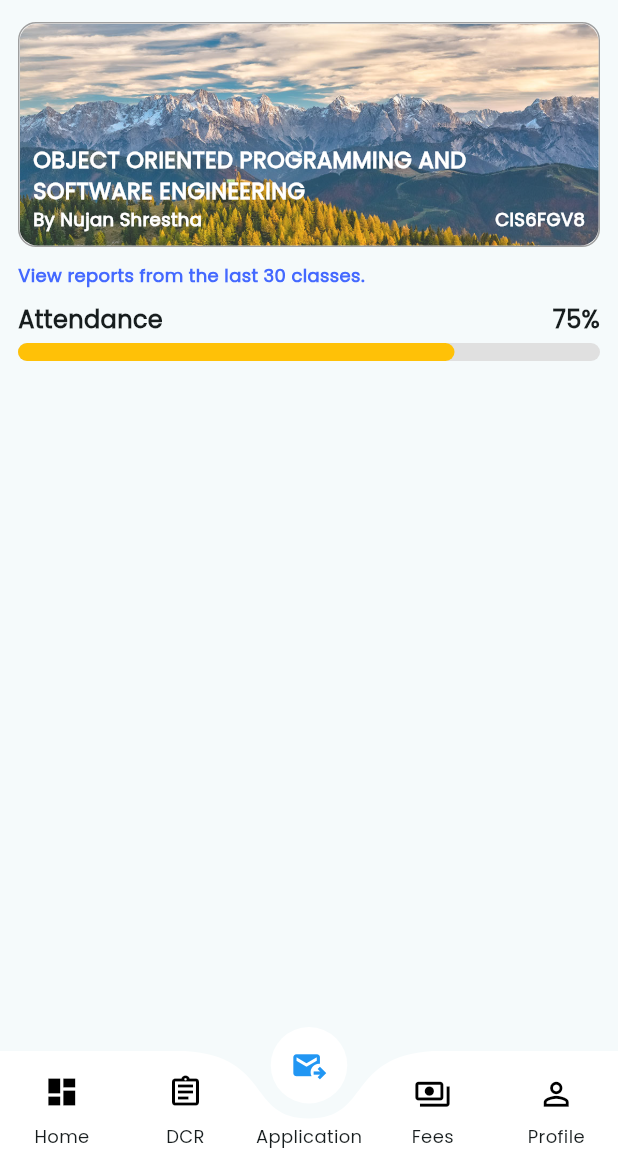
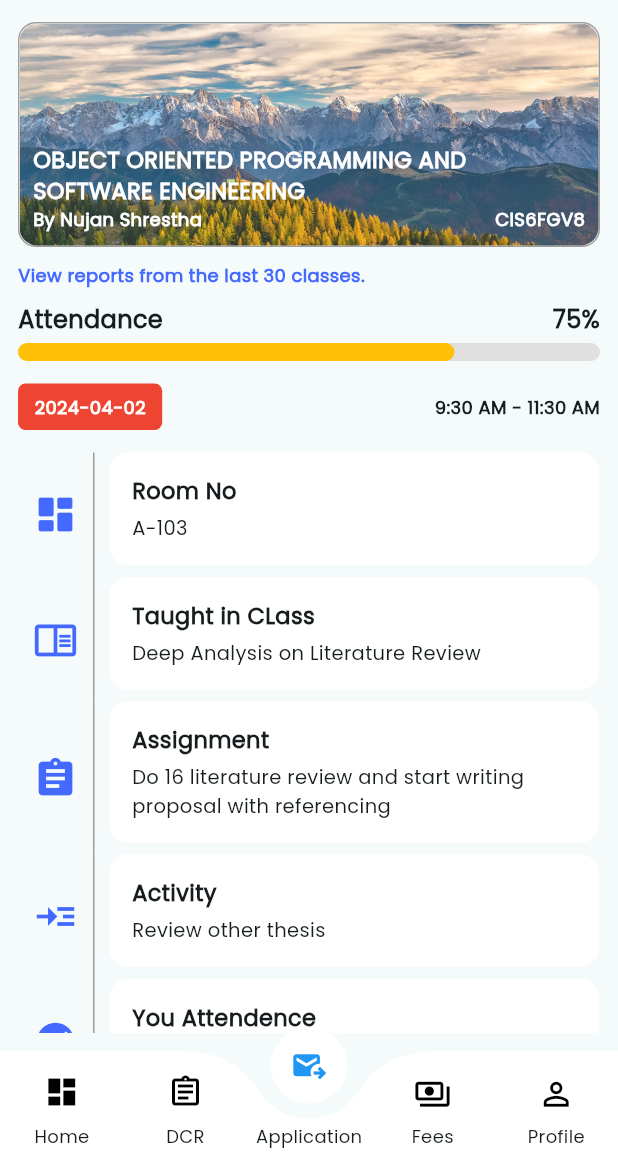
Before and after one commit to charitraa/CollegeApp, a Flutter app: the screen it shows after launch, on a phone screen of 412 x 824 dp, the part 80-1236 px from its top. Run offline on Flutter 3.47's test engine with Material 3 defaults, Android fonts, the phone set to English and light mode, and no system bars; drawn by our look-alikes of curved_labeled_navigation_bar; our stand-ins replace another_flushbar, loading_indicator, logger, shared_preferences.

Commit message:
completed DCR

```diff
--- a/lib/screen/student/daily_class_report/reports/reports.dart
+++ b/lib/screen/student/daily_class_report/reports/reports.dart
@@ -1,4 +1,5 @@
 import 'package:flutter/material.dart';
+import 'package:lbef/screen/student/daily_class_report/reports/stacked_reports.dart';
 import 'package:lbef/screen/student/daily_class_report/widgets/attendence_bar.dart';
 import 'package:lbef/screen/student/daily_class_report/widgets/individual_card_head.dart';
 
@@ -46,6 +47,7 @@ class _ReportsState extends State<Reports> {
       body: Container(
         width: size.width,
         padding: const EdgeInsets.all(12.0),
+        child: SingleChildScrollView(
           child: Column(
             children: [
               const IndividualCardHead(
@@ -72,7 +74,16 @@ class _ReportsState extends State<Reports> {
                 height: 10,
               ),
               const AttendanceBar(percentage: 75),
+              const SizedBox(
+                height: 15,
+              ),
+              StackedReports(),
+              const SizedBox(
+                height: 15,
+              ),
+              StackedReports(),
             ],
+          ),
         ),
       ),
     );
--- /dev/null
+++ b/lib/screen/student/daily_class_report/reports/stacked_reports.dart
@@ -0,0 +1,61 @@
+import 'package:flutter/material.dart';
+import 'package:lbef/screen/student/daily_class_report/widgets/report_detail.dart';
+
+
+class StackedReports extends StatefulWidget {
+  const StackedReports({super.key});
+
+  @override
+  State<StackedReports> createState() => _StackedReportsState();
+}
+
+class _StackedReportsState extends State<StackedReports> {
+  @override
+  Widget build(BuildContext context) {
+    final size = MediaQuery.of(context).size;
+    return Column(
+      children: [
+        Row(
+          mainAxisAlignment: MainAxisAlignment.spaceBetween,
+          crossAxisAlignment: CrossAxisAlignment.center,
+          children: [
+            Container(
+              padding: const EdgeInsets.symmetric(horizontal: 10, vertical: 6),
+              decoration: BoxDecoration(
+                color: Color(0xffEE4432),
+                borderRadius: BorderRadius.circular(5),
+                border: Border.all(color: Colors.transparent),
+              ),
+              child: const Text(
+                "2024-04-02",
+                style: TextStyle(
+                    color: Colors.white,
+                    fontSize: 12,
+                    fontWeight: FontWeight.bold),
+              ),
+            ),
+            const Text(
+              "9:30 AM - 11:30 AM",
+              style: TextStyle(fontSize: 12, fontWeight: FontWeight.bold),
+            ),
+          ],
+        ),
+        const SizedBox(
+          height: 15,
+        ),
+        const ReportDetail(
+            head: 'Room No', value: 'A-103', icon: Icons.dashboard_rounded),
+        const ReportDetail(
+            head: 'Taught in CLass', value: 'Deep Analysis on Literature Review', icon: Icons.chrome_reader_mode_outlined),
+        const ReportDetail(
+            head: 'Assignment', value: 'Do 16 literature review and start writing proposal with referencing', icon: Icons.assignment),
+
+        const ReportDetail(
+            head: 'Activity', value: 'Review other thesis', icon: Icons.read_more),
+        const ReportDetail(
+            head: 'You Attendence', value: 'Absent', icon: Icons.check_circle),
+
+      ],
+    );
+  }
+}
--- /dev/null
+++ b/lib/screen/student/daily_class_report/widgets/report_detail.dart
@@ -0,0 +1,71 @@
+import 'package:flutter/material.dart';
+
+import '../../../../resource/colors.dart';
+
+class ReportDetail extends StatelessWidget {
+  final String head, value;
+  final IconData icon;
+  const ReportDetail({super.key, required this.head, required this.value, required this.icon});
+
+  @override
+  Widget build(BuildContext context) {
+    return  IntrinsicHeight(
+      child: Row(
+        crossAxisAlignment: CrossAxisAlignment.stretch,
+        children: [
+          SizedBox(
+            width: 50,
+            child: Center(
+              child: Column(
+                mainAxisAlignment: MainAxisAlignment.center,
+                children: [
+                  Icon(
+                    icon,
+                    size: 30,
+                    color: AppColors.primary,
+                  ),
+
+                ],
+              ),
+            ),
+          ),
+          Container(
+            width: 1,
+            color: Colors.grey,
+          ),
+          Expanded(
+            child: Padding(
+              padding: const EdgeInsets.only(left: 10.0,right: 1,bottom:8),
+              child: Container(
+                decoration: BoxDecoration(
+                  color: Colors.white,
+                  borderRadius: BorderRadius.circular(12),
+                ),
+                padding: const EdgeInsets.all(15),
+                child:  Column(
+                  crossAxisAlignment: CrossAxisAlignment.start,
+                  children: [
+                    Text(
+                      head,
+                      style: TextStyle(
+                        fontWeight: FontWeight.bold,
+                        fontSize: 15,
+
+                      ),
+                    ),
+                    SizedBox(height: 5),
+                    Text(
+                      value,
+                      style: TextStyle( fontSize: 13),
+                    ),
+
+                  ],
+                ),
+              ),
+            ),
+          )
+        ],
+      ),
+    );
+  }
+}
```
Lines whose indentation alone changed are shown as unchanged.
